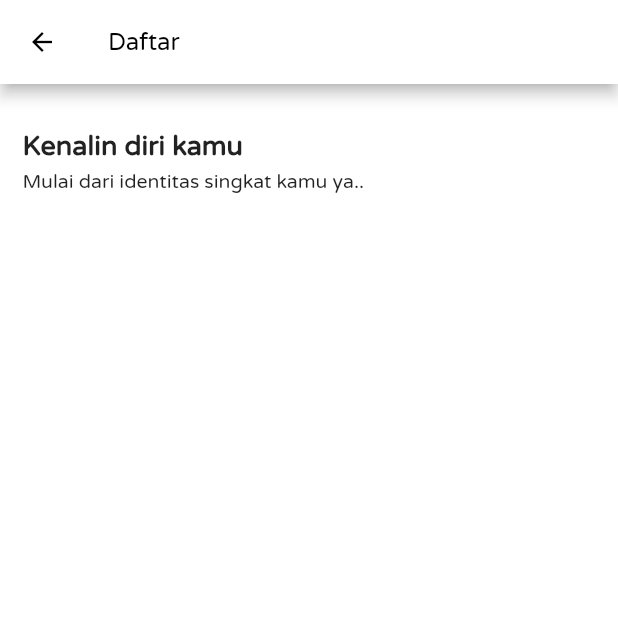
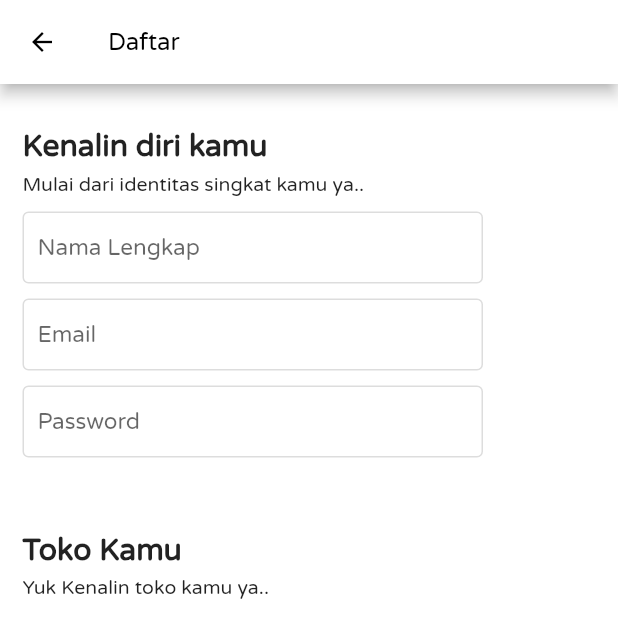
Before and after one commit to bayumoonfang/moobi_flutter, a Flutter app: the Login screen opened directly, on a phone screen of 412 x 824 dp. Shown: the top 638 px of the screen. Run offline on Flutter 3.47's test engine with Material 2 defaults, Android fonts, the phone set to English and light mode, and no system bars; our stand-ins replace hexcolor.

Commit message:
pertama commit

```diff
--- a/lib/page_login.dart
+++ b/lib/page_login.dart
@@ -3,6 +3,7 @@
 
 import 'package:flutter/cupertino.dart';
 import 'package:flutter/material.dart';
+import 'package:hexcolor/hexcolor.dart';
 
 class Login extends StatefulWidget {
   @override
@@ -43,13 +44,68 @@ class _LoginState extends State<Login> {
                       children: [
                           Padding(padding: const EdgeInsets.only(top:30,left: 15),
                             child: Align(alignment: Alignment.centerLeft,
-                              child: Text("Kenalin diri kamu", style: TextStyle(fontFamily: "VarelaRound",fontSize: 18,fontWeight: FontWeight.bold),),
+                              child: Text("Kenalin diri kamu", style: TextStyle(fontFamily: "VarelaRound",fontSize: 20,fontWeight: FontWeight.bold),),
                           ),),
                         Padding(padding: const EdgeInsets.only(top:5,left: 15),
                           child: Align(alignment: Alignment.centerLeft,
                             child: Text("Mulai dari identitas singkat kamu ya..",
                               style: TextStyle(fontFamily: "VarelaRound",fontSize: 13)),
-                          ),)
+                          ),),
+                        Padding(padding: const EdgeInsets.only(left: 15,top: 10,right: 90),
+                          child: TextFormField(
+                            style: TextStyle(fontFamily: "VarelaRound",fontSize: 15),
+                            decoration: new InputDecoration(
+                              contentPadding: const EdgeInsets.only(top: 1,left: 10,bottom: 1),
+                              focusedBorder: OutlineInputBorder(
+                                borderSide: BorderSide(color: HexColor("#DDDDDD"), width: 1.0),
+                              ),
+                              enabledBorder: OutlineInputBorder(
+                                borderSide: BorderSide(color: HexColor("#DDDDDD"), width: 1.0),
+                              ),
+                              hintText: 'Nama Lengkap',
+                            ),
+                          ),
+                        ),
+                        Padding(padding: const EdgeInsets.only(left: 15,top: 10,right: 90),
+                          child: TextFormField(
+                            style: TextStyle(fontFamily: "VarelaRound",fontSize: 15),
+                            decoration: new InputDecoration(
+                              contentPadding: const EdgeInsets.only(top: 1,left: 10,bottom: 1),
+                              focusedBorder: OutlineInputBorder(
+                                borderSide: BorderSide(color: HexColor("#DDDDDD"), width: 1.0),
+                              ),
+                              enabledBorder: OutlineInputBorder(
+                                borderSide: BorderSide(color: HexColor("#DDDDDD"), width: 1.0),
+                              ),
+                              hintText: 'Email',
+                            ),
+                          ),
+                        ),
+                        Padding(padding: const EdgeInsets.only(left: 15,top: 10,right: 90),
+                          child: TextFormField(
+                            style: TextStyle(fontFamily: "VarelaRound",fontSize: 15),
+                            decoration: new InputDecoration(
+                              contentPadding: const EdgeInsets.only(top: 1,left: 10,bottom: 1),
+                              focusedBorder: OutlineInputBorder(
+                                borderSide: BorderSide(color: HexColor("#DDDDDD"), width: 1.0),
+                              ),
+                              enabledBorder: OutlineInputBorder(
+                                borderSide: BorderSide(color: HexColor("#DDDDDD"), width: 1.0),
+                              ),
+                              hintText: 'Password',
+                            ),
+                          ),
+                        ),
+
+                        Padding(padding: const EdgeInsets.only(top:50,left: 15),
+                          child: Align(alignment: Alignment.centerLeft,
+                            child: Text("Toko Kamu", style: TextStyle(fontFamily: "VarelaRound",fontSize: 20,fontWeight: FontWeight.bold),),
+                          ),),
+                        Padding(padding: const EdgeInsets.only(top:5,left: 15),
+                          child: Align(alignment: Alignment.centerLeft,
+                            child: Text("Yuk Kenalin toko kamu ya..",
+                                style: TextStyle(fontFamily: "VarelaRound",fontSize: 13)),
+                          ),),
                       ],
                     ),
               ),
```
